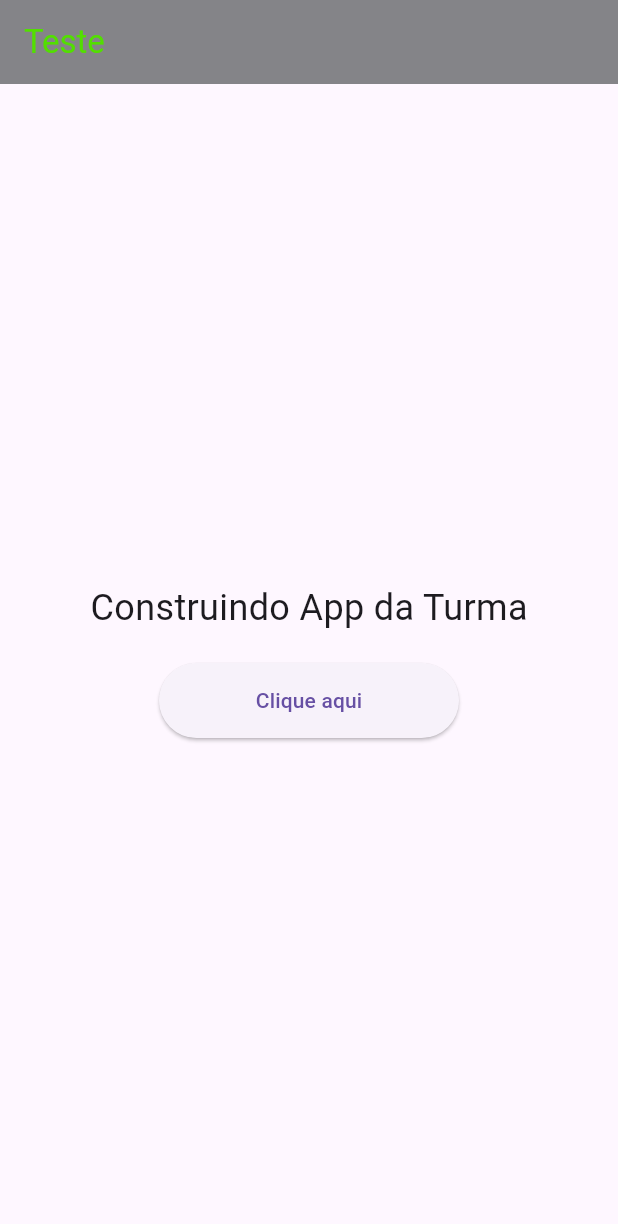
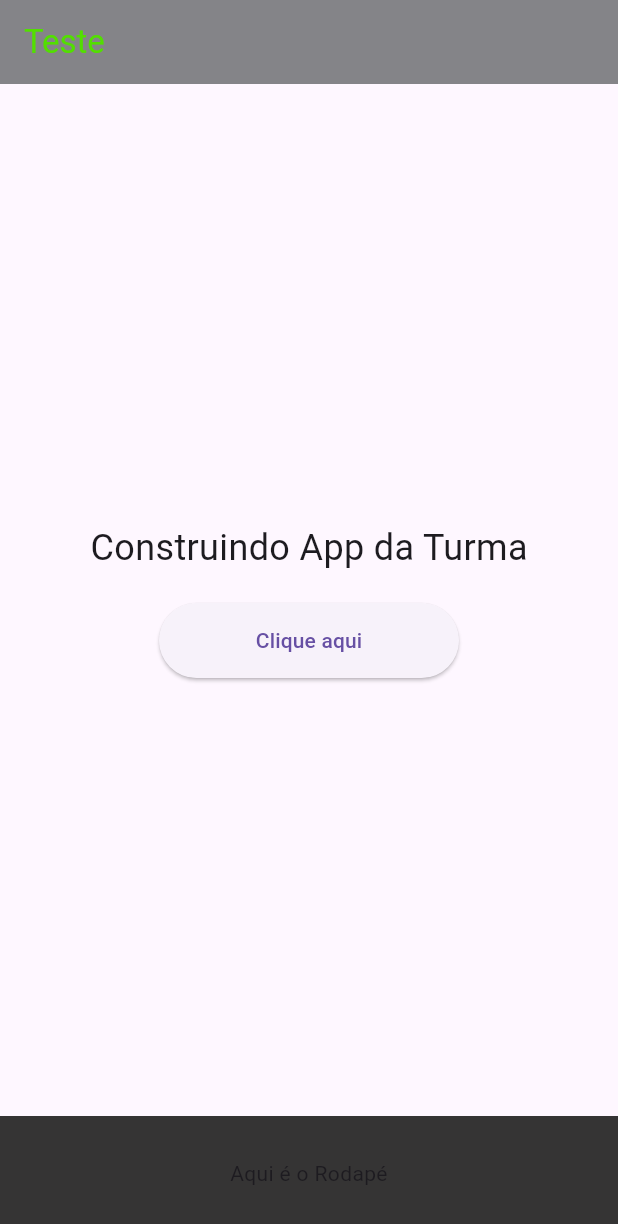
Before and after one commit to murilopbc/Projeto-Flutter, a Flutter app: the screen it shows after launch, on a phone screen of 412 x 824 dp. Shown: the top 1224 px of the screen. Run offline on Flutter 3.47's test engine with Material 3 defaults, Android fonts, the phone set to English and light mode, and no system bars.

Commit message:
construindo a home

```diff
--- a/lib/main.dart
+++ b/lib/main.dart
@@ -1,24 +1,47 @@
 import 'package:flutter/material.dart';
 
 main() {
-  runApp(new MyApp());
+  runApp(const MyApp());
 }
 
 class MyApp extends StatelessWidget {
-  MyApp({super.key});
+  const MyApp({super.key});
 
   @override
   Widget build(BuildContext context) {
     return MaterialApp(
       home: Scaffold(appBar:AppBar(
         title: const Text("Teste",style: TextStyle(color: Color.fromARGB(255, 82, 223, 0)),),
-        backgroundColor: Color.fromARGB(255, 132, 132, 136),
+        backgroundColor: const Color.fromARGB(255, 132, 132, 136),
 
       ),
             body: Center(child: Column(
               mainAxisAlignment: MainAxisAlignment.center,
-              children: [Text('Construindo App da Turma', style: TextStyle(fontSize: 24),),SizedBox(height: 20),ElevatedButton(onPressed: () {}, style: ElevatedButton.styleFrom(minimumSize: Size(200, 50),),child: Text('Clique aqui'),)],
-              ), ),
+              children: [Text('Construindo App da Turma',
+              style: TextStyle(fontSize: 24),),SizedBox(height: 20),
+              ElevatedButton(
+                onPressed: () {},
+              style: ElevatedButton.styleFrom(
+                minimumSize: Size(200, 50),
+                ),
+              child: Text('Clique aqui'),
+              )
+              ],
+              ),
+               ),
+                bottomNavigationBar: const BottomAppBar(
+                  color:  Color.fromARGB(255, 53, 52, 52),
+                  child: Padding(
+                    padding:  EdgeInsets.all(16.0),
+                    child: Text(
+                      'Aqui é o Rodapé',
+                      textAlign: TextAlign.center,
+                    ),
+                     ),
+
+                ),
+
+
       ),
 
     );
```
Also changed, not shown: analysis_options.yaml (+13 -2 lines).
